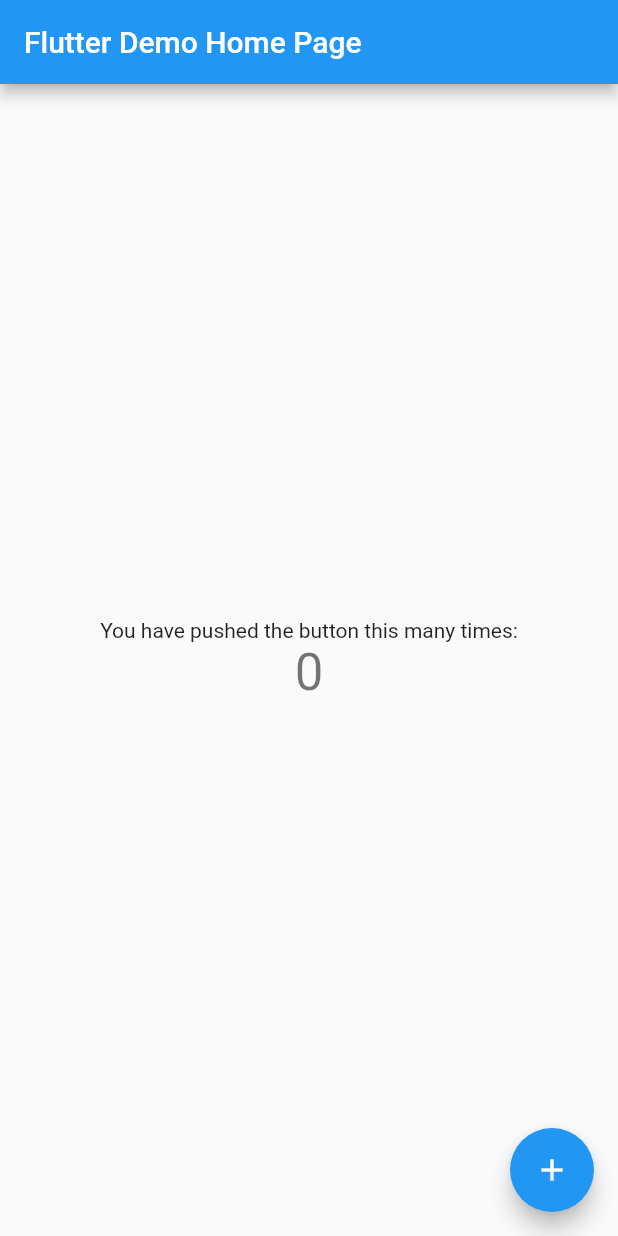
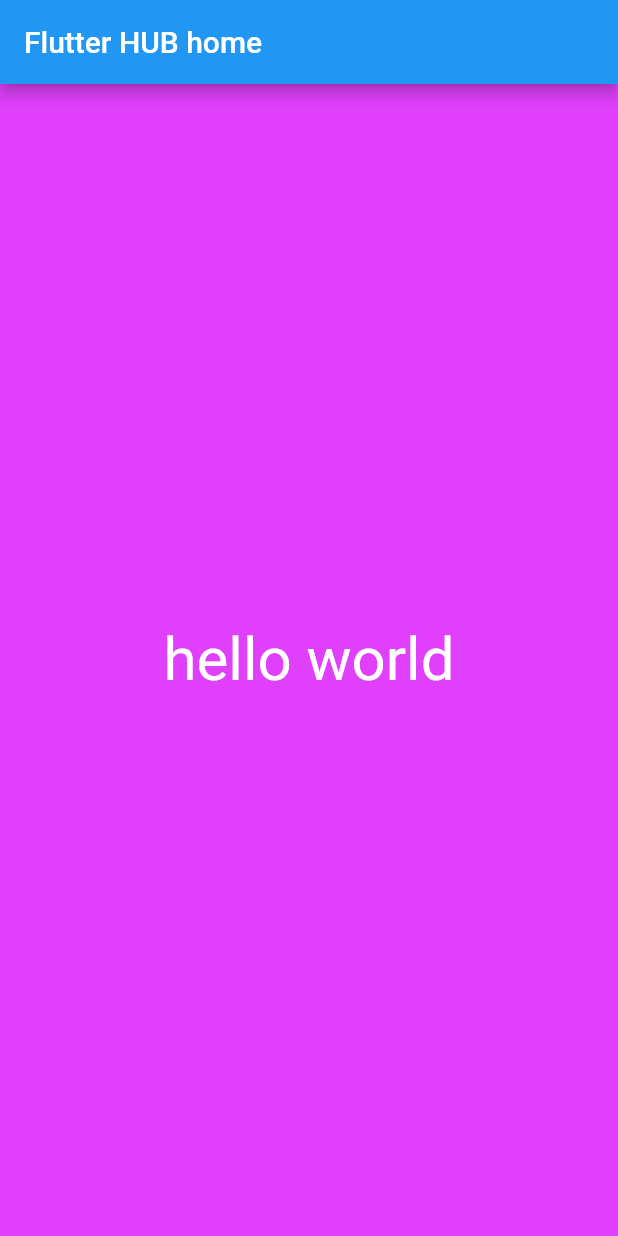
Before and after one commit to Allanetizen/flutter, a Flutter app: the screen it shows after launch, on a phone screen of 412 x 824 dp. Run offline on Flutter 3.47's test engine with Material 2 defaults, Android fonts, the phone set to English and light mode, and no system bars.

Commit message:
Layout and other basics

```diff
--- /dev/null
+++ b/lib/app_screens/first-screen.dart
@@ -0,0 +1,17 @@
+import 'package:flutter/material.dart';
+class FirstScreen extends StatelessWidget{
+  @override
+  Widget build(BuildContext context) {
+    // TODO: implement build
+    return Material(
+      color: Colors.purpleAccent,
+      child:   Center(
+        child:Text("hello world",
+          textDirection: TextDirection.ltr,
+          style: TextStyle(color: Colors.white, fontSize:40.0),
+        ) ,
+      ) ,
+    ) ;
+  }
+
+}
--- a/lib/main.dart
+++ b/lib/main.dart
@@ -1,111 +1,19 @@
-import 'package:flutter/material.dart';
+import "package:flutter/material.dart";
+import 'app_screens/first-screen.dart';
+void main() => runApp(new MyFlutterApp());
 
-void main() => runApp(MyApp());
-
-class MyApp extends StatelessWidget {
-  // This widget is the root of your application.
+class MyFlutterApp extends StatelessWidget{
   @override
   Widget build(BuildContext context) {
-    return MaterialApp(
-      title: 'Flutter Demo',
-      theme: ThemeData(
-        // This is the theme of your application.
-        //
-        // Try running your application with "flutter run". You'll see the
-        // application has a blue toolbar. Then, without quitting the app, try
-        // changing the primarySwatch below to Colors.green and then invoke
-        // "hot reload" (press "r" in the console where you ran "flutter run",
-        // or simply save your changes to "hot reload" in a Flutter IDE).
-        // Notice that the counter didn't reset back to zero; the application
-        // is not restarted.
-        primarySwatch: Colors.blue,
-      ),
-      home: MyHomePage(title: 'Flutter Demo Home Page'),
+    // TODO: implement build
+    return  MaterialApp(
+      debugShowCheckedModeBanner: false,
+        title: "My Flutter HUB ",
+        home: Scaffold(
+        appBar: AppBar(title: Text("Flutter HUB home"),),
+          body: FirstScreen()
+        )
     );
   }
+
 }
-
-class MyHomePage extends StatefulWidget {
-  MyHomePage({Key key, this.title}) : super(key: key);
-
-  // This widget is the home page of your application. It is stateful, meaning
-  // that it has a State object (defined below) that contains fields that affect
-  // how it looks.
-
-  // This class is the configuration for the state. It holds the values (in this
-  // case the title) provided by the parent (in this case the App widget) and
-  // used by the build method of the State. Fields in a Widget subclass are
-  // always marked "final".
-
-  final String title;
-
-  @override
-  _MyHomePageState createState() => _MyHomePageState();
-}
-
-class _MyHomePageState extends State<MyHomePage> {
-  int _counter = 0;
-
-  void _incrementCounter() {
-    setState(() {
-      // This call to setState tells the Flutter framework that something has
-      // changed in this State, which causes it to rerun the build method below
-      // so that the display can reflect the updated values. If we changed
-      // _counter without calling setState(), then the build method would not be
-      // called again, and so nothing would appear to happen.
-      _counter++;
-    });
-  }
-
-  @override
-  Widget build(BuildContext context) {
-    // This method is rerun every time setState is called, for instance as done
-    // by the _incrementCounter method above.
-    //
-    // The Flutter framework has been optimized to make rerunning build methods
-    // fast, so that you can just rebuild anything that needs updating rather
-    // than having to individually change instances of widgets.
-    return Scaffold(
-      appBar: AppBar(
-        // Here we take the value from the MyHomePage object that was created by
-        // the App.build method, and use it to set our appbar title.
-        title: Text(widget.title),
-      ),
-      body: Center(
-        // Center is a layout widget. It takes a single child and positions it
-        // in the middle of the parent.
-        child: Column(
-          // Column is also a layout widget. It takes a list of children and
-          // arranges them vertically. By default, it sizes itself to fit its
-          // children horizontally, and tries to be as tall as its parent.
-          //
-          // Invoke "debug painting" (press "p" in the console, choose the
-          // "Toggle Debug Paint" action from the Flutter Inspector in Android
-          // Studio, or the "Toggle Debug Paint" command in Visual Studio Code)
-          // to see the wireframe for each widget.
-          //
-          // Column has various properties to control how it sizes itself and
-          // how it positions its children. Here we use mainAxisAlignment to
-          // center the children vertically; the main axis here is the vertical
-          // axis because Columns are vertical (the cross axis would be
-          // horizontal).
-          mainAxisAlignment: MainAxisAlignment.center,
-          children: <Widget>[
-            Text(
-              'You have pushed the button this many times:',
-            ),
-            Text(
-              '$_counter',
-              style: Theme.of(context).textTheme.display1,
-            ),
-          ],
-        ),
-      ),
-      floatingActionButton: FloatingActionButton(
-        onPressed: _incrementCounter,
-        tooltip: 'Increment',
-        child: Icon(Icons.add),
-      ), // This trailing comma makes auto-formatting nicer for build methods.
-    );
-  }
-}
```
